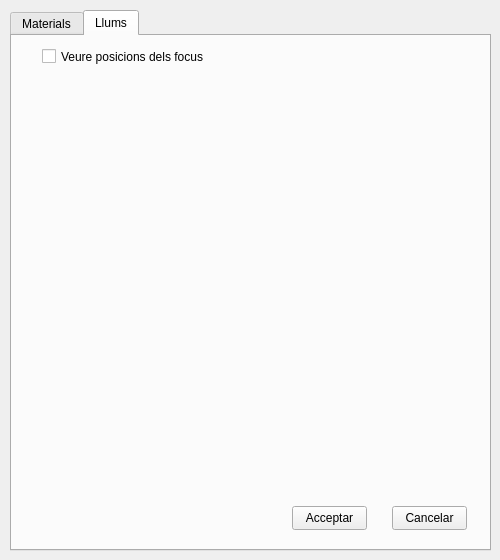
This is app/dialegmaterials.ui in lipixx/vig1011 as Qt 5 draws it before an edit. The edited form follows.
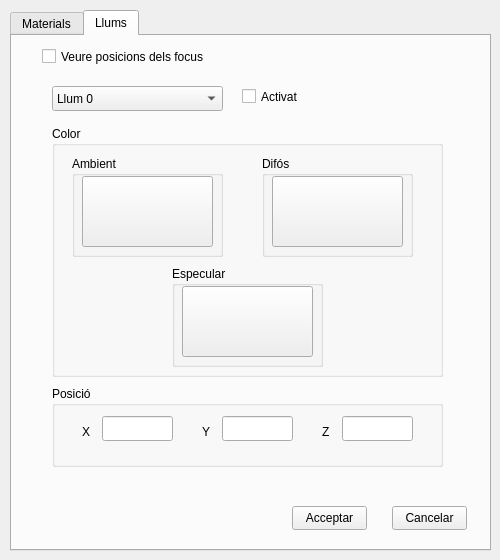
This is the edited form. The open tabs and pages were chosen to show the change.

Commit message: +Feta sa interfície de llums. S'ha emmarronat un poc es codi.

```diff
--- a/app/dialegmaterials.ui
+++ b/app/dialegmaterials.ui
@@ -903,6 +903,236 @@
       <string>Veure posicions dels focus</string>
      </property>
     </widget>
+    <widget class="QGroupBox" name="groupBox">
+     <property name="geometry">
+      <rect>
+       <x>40</x>
+       <y>90</y>
+       <width>391</width>
+       <height>251</height>
+      </rect>
+     </property>
+     <property name="title">
+      <string>Color</string>
+     </property>
+     <widget class="QGroupBox" name="groupBox_2">
+      <property name="geometry">
+       <rect>
+        <x>20</x>
+        <y>30</y>
+        <width>151</width>
+        <height>101</height>
+       </rect>
+      </property>
+      <property name="title">
+       <string>Ambient</string>
+      </property>
+      <widget class="QPushButton" name="boto_ambient">
+       <property name="geometry">
+        <rect>
+         <x>10</x>
+         <y>20</y>
+         <width>131</width>
+         <height>71</height>
+        </rect>
+       </property>
+       <property name="text">
+        <string/>
+       </property>
+       <property name="flat">
+        <bool>false</bool>
+       </property>
+      </widget>
+     </widget>
+     <widget class="QGroupBox" name="groupBox_3">
+      <property name="geometry">
+       <rect>
+        <x>210</x>
+        <y>30</y>
+        <width>151</width>
+        <height>101</height>
+       </rect>
+      </property>
+      <property name="title">
+       <string>Difós</string>
+      </property>
+      <widget class="QPushButton" name="boto_difos">
+       <property name="geometry">
+        <rect>
+         <x>10</x>
+         <y>20</y>
+         <width>131</width>
+         <height>71</height>
+        </rect>
+       </property>
+       <property name="text">
+        <string/>
+       </property>
+       <property name="flat">
+        <bool>false</bool>
+       </property>
+      </widget>
+     </widget>
+     <widget class="QGroupBox" name="groupBox_4">
+      <property name="geometry">
+       <rect>
+        <x>120</x>
+        <y>140</y>
+        <width>151</width>
+        <height>101</height>
+       </rect>
+      </property>
+      <property name="title">
+       <string>Especular</string>
+      </property>
+      <widget class="QPushButton" name="boto_specular">
+       <property name="geometry">
+        <rect>
+         <x>10</x>
+         <y>20</y>
+         <width>131</width>
+         <height>71</height>
+        </rect>
+       </property>
+       <property name="text">
+        <string/>
+       </property>
+       <property name="flat">
+        <bool>false</bool>
+       </property>
+      </widget>
+     </widget>
+    </widget>
+    <widget class="QComboBox" name="lightSelectedBox">
+     <property name="geometry">
+      <rect>
+       <x>40</x>
+       <y>50</y>
+       <width>171</width>
+       <height>25</height>
+      </rect>
+     </property>
+     <item>
+      <property name="text">
+       <string>Llum 0</string>
+      </property>
+     </item>
+     <item>
+      <property name="text">
+       <string>Llum 1</string>
+      </property>
+     </item>
+     <item>
+      <property name="text">
+       <string>Llum 2</string>
+      </property>
+     </item>
+     <item>
+      <property name="text">
+       <string>Llum 3</string>
+      </property>
+     </item>
+     <item>
+      <property name="text">
+       <string>Llum 4</string>
+      </property>
+     </item>
+    </widget>
+    <widget class="QGroupBox" name="groupBox_5">
+     <property name="geometry">
+      <rect>
+       <x>40</x>
+       <y>350</y>
+       <width>391</width>
+       <height>81</height>
+      </rect>
+     </property>
+     <property name="title">
+      <string>Posició</string>
+     </property>
+     <widget class="QLabel" name="label_10">
+      <property name="geometry">
+       <rect>
+        <x>30</x>
+        <y>30</y>
+        <width>16</width>
+        <height>31</height>
+       </rect>
+      </property>
+      <property name="text">
+       <string>X</string>
+      </property>
+     </widget>
+     <widget class="QLabel" name="label_15">
+      <property name="geometry">
+       <rect>
+        <x>150</x>
+        <y>30</y>
+        <width>16</width>
+        <height>31</height>
+       </rect>
+      </property>
+      <property name="text">
+       <string>Y</string>
+      </property>
+     </widget>
+     <widget class="QLabel" name="label_16">
+      <property name="geometry">
+       <rect>
+        <x>270</x>
+        <y>30</y>
+        <width>16</width>
+        <height>31</height>
+       </rect>
+      </property>
+      <property name="text">
+       <string>Z</string>
+      </property>
+     </widget>
+     <widget class="QLineEdit" name="xPos">
+      <property name="geometry">
+       <rect>
+        <x>50</x>
+        <y>30</y>
+        <width>71</width>
+        <height>25</height>
+       </rect>
+      </property>
+     </widget>
+     <widget class="QLineEdit" name="yPos">
+      <property name="geometry">
+       <rect>
+        <x>170</x>
+        <y>30</y>
+        <width>71</width>
+        <height>25</height>
+       </rect>
+      </property>
+     </widget>
+     <widget class="QLineEdit" name="zPos">
+      <property name="geometry">
+       <rect>
+        <x>290</x>
+        <y>30</y>
+        <width>71</width>
+        <height>25</height>
+       </rect>
+      </property>
+     </widget>
+    </widget>
+    <widget class="QCheckBox" name="llum_activat">
+     <property name="geometry">
+      <rect>
+       <x>230</x>
+       <y>50</y>
+       <width>84</width>
+       <height>21</height>
+      </rect>
+     </property>
+     <property name="text">
+      <string>Activat</string>
+     </property>
+    </widget>
    </widget>
   </widget>
  </widget>
```
Left out of the diff: 172 changed lines with no effect on the pictures. The commit also changes 6 other files.
